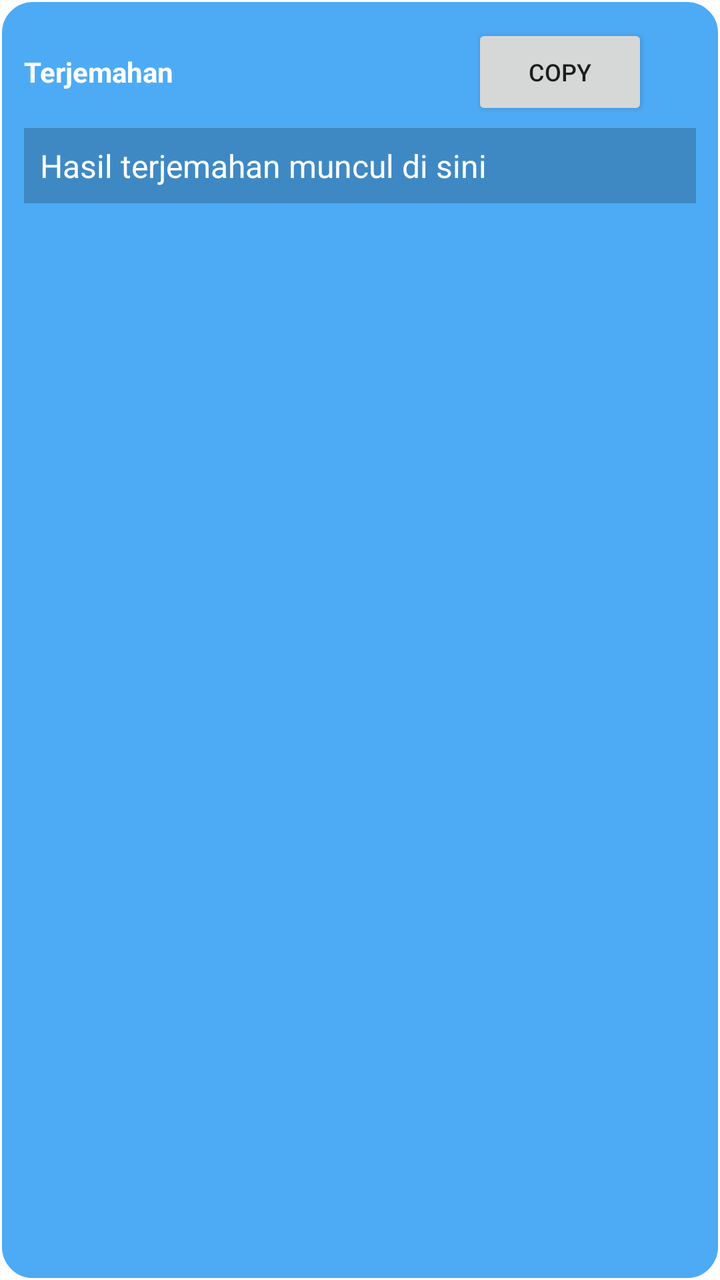
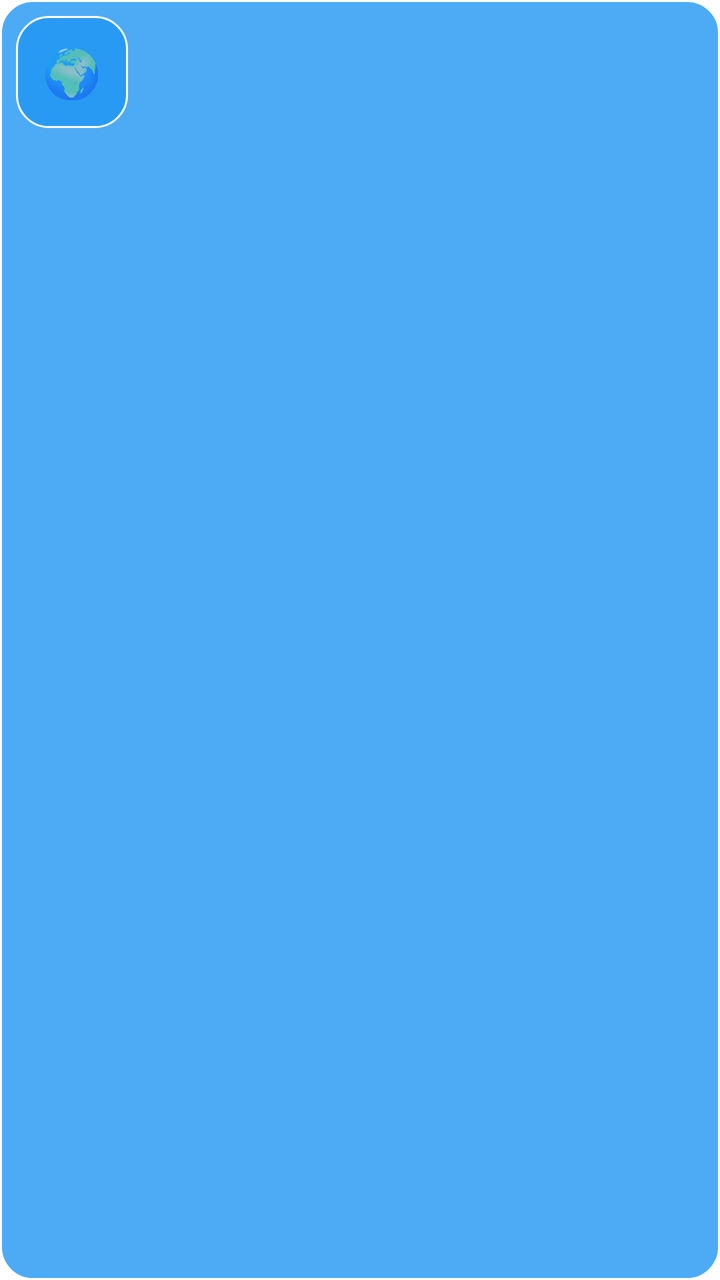

The first picture is an Android layout as it rendered before a commit; the second is the same layout after the commit. The layout source and the unified diff follow.
<!-- AndroidManifest.xml: application theme Theme.FloatingTranslator -->
<!-- res/layout/floating_translator.xml -->
<?xml version="1.0" encoding="utf-8"?>
<LinearLayout xmlns:android="http://schemas.android.com/apk/res/android"
    android:layout_width="300dp"
    android:layout_height="wrap_content"
    android:orientation="vertical"
    android:background="@drawable/floating_background"
    android:padding="12dp">
    
    <LinearLayout
        android:layout_width="match_parent"
        android:layout_height="wrap_content"
        android:orientation="horizontal"
        android:gravity="center_vertical">
        
        <TextView
            android:layout_width="0dp"
            android:layout_height="wrap_content"
            android:layout_weight="1"
            android:text="Terjemahan"
            android:textColor="#ffffff"
            android:textStyle="bold"
            android:textSize="14sp"/>
        
        <Button
            android:id="@+id/btnCopy"
            android:layout_width="wrap_content"
            android:layout_height="wrap_content"
            android:text="Copy"
            android:textSize="12sp"
            android:padding="8dp"/>
        
        <View
            android:id="@+id/btnClose"
            android:layout_width="24dp"
            android:layout_height="24dp"
            android:background="?attr/selectableItemBackgroundBorderless"/>
    </LinearLayout>
    
    <TextView
        android:id="@+id/translatedTextView"
        android:layout_width="match_parent"
        android:layout_height="wrap_content"
        android:text="Hasil terjemahan muncul di sini"
        android:textColor="#ffffff"
        android:textSize="16sp"
        android:padding="8dp"
        android:background="#33000000"
        android:layout_marginTop="4dp"/>
    
</LinearLayout>
<!-- resources referenced by this layout -->
<resources>
  <!-- drawable floating_background (drawable) -->
  <?xml version="1.0" encoding="utf-8"?>
  <shape xmlns:android="http://schemas.android.com/apk/res/android">
      <solid android:color="#CC2196F3"/>
      <corners android:radius="16dp"/>
      <stroke android:width="1dp" android:color="#FFFFFF"/>
  </shape>
  <style name="Theme.FloatingTranslator" parent="Theme.MaterialComponents.DayNight.DarkActionBar">
          <item name="colorPrimary">#2196F3</item>
          <item name="colorPrimaryDark">#1976D2</item>
          <item name="colorAccent">#FF4081</item>
      </style>
</resources>

<!-- the commit's change to res/layout/floating_translator.xml (unified diff, before → after) -->
@@ -1,50 +1,94 @@
 <?xml version="1.0" encoding="utf-8"?>
-<LinearLayout xmlns:android="http://schemas.android.com/apk/res/android"
-    android:layout_width="300dp"
+<FrameLayout xmlns:android="http://schemas.android.com/apk/res/android"
+    android:layout_width="wrap_content"
     android:layout_height="wrap_content"
-    android:orientation="vertical"
     android:background="@drawable/floating_background"
-    android:padding="12dp">
+    android:padding="8dp">
     
     <LinearLayout
-        android:layout_width="match_parent"
+        android:layout_width="wrap_content"
         android:layout_height="wrap_content"
-        android:orientation="horizontal"
-        android:gravity="center_vertical">
+        android:orientation="vertical"
+        android:gravity="center">
         
-        <TextView
-            android:layout_width="0dp"
+        
+        <LinearLayout
+            android:id="@+id/dragHandle"
+            android:layout_width="56dp"
+            android:layout_height="56dp"
+            android:orientation="horizontal"
+            android:gravity="center"
+            android:background="@drawable/floating_background">
+            
+            <TextView
+                android:id="@+id/translatedTextView"
+                android:layout_width="wrap_content"
+                android:layout_height="wrap_content"
+                android:text="🌍"
+                android:textSize="24sp"
+                android:gravity="center"/>
+            
+        </LinearLayout>
+        
+        
+        <LinearLayout
+            android:id="@+id/translationArea"
+            android:layout_width="200dp"
             android:layout_height="wrap_content"
-            android:layout_weight="1"
-            android:text="Terjemahan"
-            android:textColor="#ffffff"
-            android:textStyle="bold"
-            android:textSize="14sp"/>
+            android:orientation="vertical"
+            android:background="#CC000000"
+            android:padding="8dp"
+            android:visibility="gone">
+            
+            <TextView
+                android:layout_width="match_parent"
+                android:layout_height="wrap_content"
+                android:text="Terjemahan:"
+                android:textColor="#FFFFFF"
+                android:textSize="12sp"
+                android:textStyle="bold"/>
+            
+            <TextView
+                android:id="@+id/translatedTextFull"
+                android:layout_width="match_parent"
+                android:layout_height="wrap_content"
+                android:text="Hasil terjemahan..."
+                android:textColor="#FFFFFF"
+                android:textSize="14sp"
+                android:layout_marginTop="4dp"/>
+            
+            <LinearLayout
+                android:layout_width="match_parent"
+                android:layout_height="wrap_content"
+                android:orientation="horizontal"
+                android:gravity="end"
+                android:layout_marginTop="8dp">
+                
+                <Button
+                    android:id="@+id/btnCopy"
+                    android:layout_width="wrap_content"
+                    android:layout_height="wrap_content"
+                    android:text="Copy"
+                    android:textSize="12sp"
+                    android:minWidth="0"
+                    android:minHeight="0"
+                    android:padding="8dp"/>
+                
+                <Button
+                    android:id="@+id/btnClose"
+                    android:layout_width="wrap_content"
+                    android:layout_height="wrap_content"
+                    android:text="✕"
+                    android:textSize="12sp"
+                    android:minWidth="0"
+                    android:minHeight="0"
+                    android:padding="8dp"
+                    android:layout_marginStart="8dp"/>
+                
+            </LinearLayout>
+            
+        </LinearLayout>
         
-        <Button
-            android:id="@+id/btnCopy"
-            android:layout_width="wrap_content"
-            android:layout_height="wrap_content"
-            android:text="Copy"
-            android:textSize="12sp"
-            android:padding="8dp"/>
-        
-        <View
-            android:id="@+id/btnClose"
-            android:layout_width="24dp"
-            android:layout_height="24dp"
-            android:background="?attr/selectableItemBackgroundBorderless"/>
     </LinearLayout>
     
-    <TextView
-        android:id="@+id/translatedTextView"
-        android:layout_width="match_parent"
-        android:layout_height="wrap_content"
-        android:text="Hasil terjemahan muncul di sini"
-        android:textColor="#ffffff"
-        android:textSize="16sp"
-        android:padding="8dp"
-        android:background="#33000000"
-        android:layout_marginTop="4dp"/>
-    
-</LinearLayout>
+</FrameLayout>
